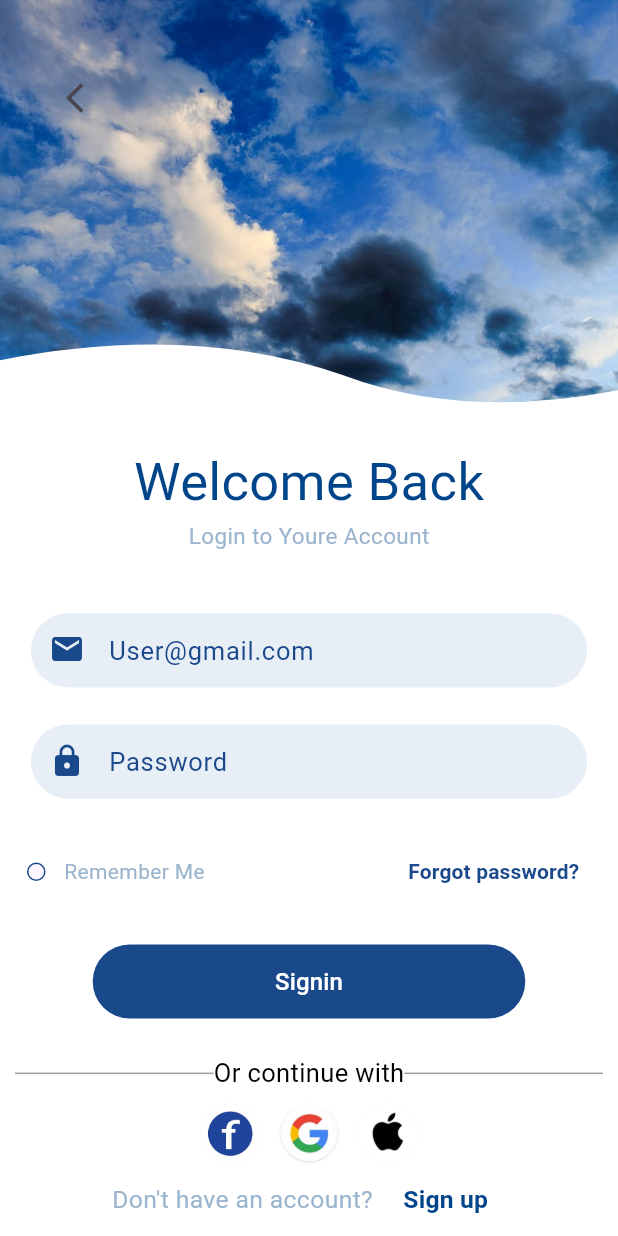
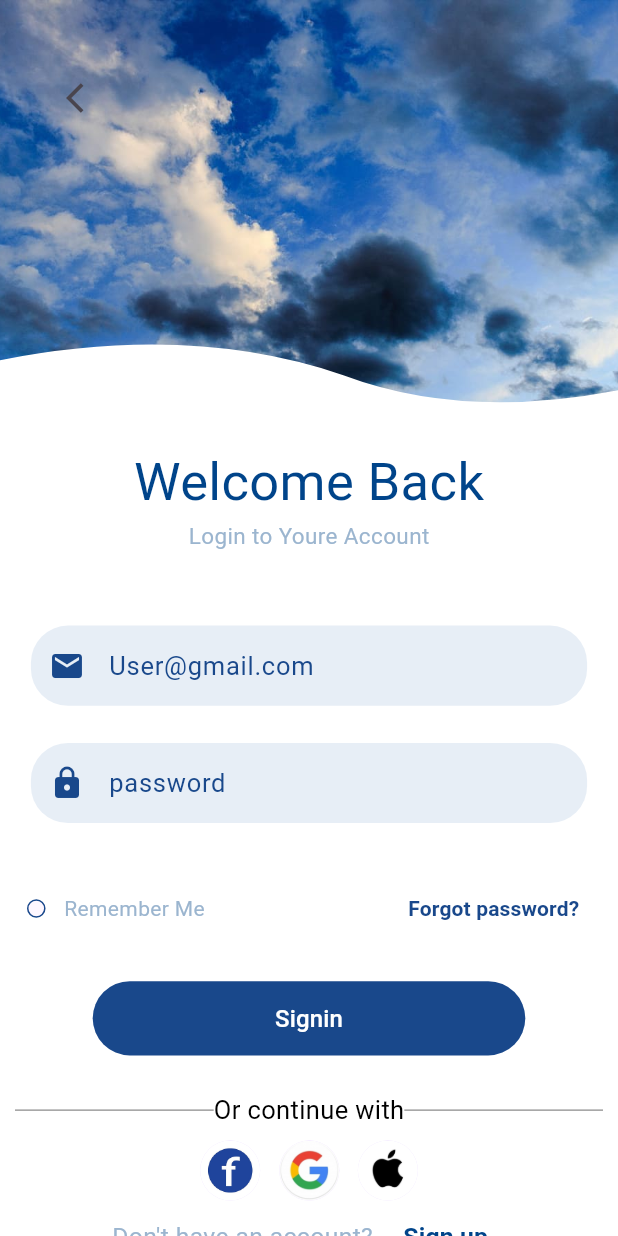
Before and after one commit to Mithiran2002/Basictask, a Flutter app: the SignUpPage screen opened directly, after a tap on "Sign in", on a phone screen of 412 x 824 dp. Run offline on Flutter 3.47's test engine with Material 3 defaults, Android fonts, the phone set to English and light mode, and no system bars; drawn by our look-alikes of roundcheckbox; our stand-ins replace flutter_custom_clippers, gap, sizer.

Commit message:
I worked inputdecoration custom color change and email validate in signin page

```diff
--- a/lib/components/signin_page/signin_page_view.dart
+++ b/lib/components/signin_page/signin_page_view.dart
@@ -1,13 +1,13 @@
+import 'package:gap/gap.dart';
+import 'package:sizer/sizer.dart';
+import 'package:flutter/material.dart';
+import 'package:basic_task/constant.dart';
+import 'package:roundcheckbox/roundcheckbox.dart';
 import 'package:basic_task/components/signin_page/signin_page.dart';
+import 'package:basic_task/components/signup_page/signup_page.dart';
+import 'package:flutter_custom_clippers/flutter_custom_clippers.dart';
 import 'package:basic_task/components/signin_page/signin_page_view_model.dart';
-import 'package:basic_task/components/signup_page/signup_page.dart';
 import 'package:basic_task/components/welcome_page/welcomw_page_view_model.dart';
-import 'package:basic_task/constant.dart';
-import 'package:flutter/material.dart';
-import 'package:flutter_custom_clippers/flutter_custom_clippers.dart';
-import 'package:gap/gap.dart';
-import 'package:roundcheckbox/roundcheckbox.dart';
-import 'package:sizer/sizer.dart';
 
 
 class SigninPageView extends State<SigninPage> {
@@ -68,53 +68,33 @@ class SigninPageView extends State<SigninPage> {
               ),
             Form(
               key: formkey,
-              child: Container(
-                height: 6.h,
-                width: 90.w,
-                decoration: BoxDecoration(
-                color: Color5,
-                borderRadius: BorderRadius.circular(18.sp)
-                ),
+              child: Padding(
+                padding:  EdgeInsets.symmetric(horizontal:15.sp,vertical: 6.sp ),
                 child: TextFormField(
-               validator: (val) => val!.isEmpty || !val.contains("@")
+                  validator: (val) => val!.isEmpty || !val.contains("@")
               ? "enter a valid email"
               : null,
-                  decoration:const InputDecoration(
-
-                    contentPadding: EdgeInsets.only(left: 60,top: 12),
-                    hintText: "User@gmail.com",
-                    hintStyle: TextStyle(color:Color6 ,fontSize: 17),
-                    border: InputBorder.none,
-                    prefixIcon: Icon(Icons.mail,color: Color6,)
+                  decoration:customDecor(
+                    text: "User@gmail.com",
+                    preFixIcon: Icon(Icons.mail,color: Color6,)
                   ),
-
 
                 ),
               ),
             ),
             Gap(
-              3.h,
+              1.h,
             ),
-             Container(
-              height: 6.h,
-              width:90.w,
-              decoration: BoxDecoration(
-              color: Color5,
-              borderRadius: BorderRadius.circular(18.sp)
+              Padding(
+                padding:  EdgeInsets.symmetric(horizontal:15.sp,vertical: 6.sp ),
+                child: TextFormField(
+                 decoration:customDecor(
+                  text: "password",
+                 ),
+                 obscureText: true,
+                 obscuringCharacter: '●',style: TextStyle(color: Color6),
+               ),
               ),
-              child:const TextField(
-                decoration: InputDecoration(
-                  contentPadding: EdgeInsets.only(left: 60,top: 12),
-                  hintText: "Password",
-                  hintStyle: TextStyle(color:Color6 ,fontSize: 17),
-                  border: InputBorder.none,
-                  prefixIcon: Icon(Icons.lock,color: Color6,)
-                ),
-                obscureText: true,
-                obscuringCharacter: '●',style: TextStyle(color: Color6),
-
-              ),
-            ),
             Gap(
               3.h,
             ),
--- a/lib/components/signup_page/signup_page_view.dart
+++ b/lib/components/signup_page/signup_page_view.dart
@@ -51,12 +51,13 @@ class SignUpPageView extends State<SignUpPage> {
               child: const Text(
                 "Register",
                 style: TextStyle(
-                    fontSize: 32, color: Color6, fontWeight: FontWeight.w300),
+                    fontSize: 32, color: Color6, fontWeight: FontWeight.w500),
               ),
             ),
             Container(
               alignment: Alignment.center,
-              child: const Text(
+              child:  Text(
+
                 "Create your'e new account",
                 style: TextStyle(fontSize: 18, color: color4),
               ),
@@ -64,17 +65,25 @@ class SignUpPageView extends State<SignUpPage> {
             Gap(
               10.h,
             ),
-            TextField(decoration: customDecor(
-              text: 'Full Name',
-              preFixIcon: Icon(Icons.person,size:3.h,color: Color6,)
-            )),
+            Padding(
+              padding:  EdgeInsets.symmetric(horizontal: 10.sp),
+              child: TextField(decoration: customDecor(
+                text: 'Full Name',
+                preFixIcon: Icon(Icons.person,size:3.h,color: Color6,),
+                contendpadding: EdgeInsets.symmetric(horizontal: 2.sp, vertical: 10.sp),
+              )),
+            ),
             Gap(
               3.h,
             ),
-            TextField(decoration: customDecor(
-                   text: 'User@gmail.com',
-                  preFixIcon:  Icon(Icons.mail,size:3.h,color: Color6,)
-            )),
+            Padding(
+              padding:  EdgeInsets.symmetric(horizontal:10.sp),
+              child: TextField(decoration: customDecor(
+                     text: 'User@gmail.com',
+                    preFixIcon:  Icon(Icons.mail,size:3.h,color: Color6,),
+                    contendpadding: EdgeInsets.symmetric(horizontal: 2.sp, vertical: 10.sp),
+              )),
+            ),
             Gap(
               3.h,
             ),
@@ -84,7 +93,7 @@ class SignUpPageView extends State<SignUpPage> {
                 decoration: customDecor(
                 text: 'Create Password',
                 preFixIcon: Icon(Icons.lock,color: Color6,size: 3.h,),
-                color: Color6),
+                color: Color5),
                 obscureText: true,
                 obscuringCharacter: '●',
                 style: TextStyle(color: Color6),
@@ -172,7 +181,7 @@ class SignUpPageView extends State<SignUpPage> {
               ],
             ),
             Gap(
-              2.h,
+              1.h,
             ),
             Row(
               mainAxisAlignment: MainAxisAlignment.center,
--- a/lib/constant.dart
+++ b/lib/constant.dart
@@ -12,28 +12,33 @@ const Color6 = Color(0xFF19488b);
 
 //TextFormField Decoration
 InputDecoration? customDecoration = InputDecoration(
-    fillColor:Color5,
-    contentPadding: EdgeInsets.symmetric(horizontal: 25.sp, vertical: 12.sp),
+  fillColor: Color5,
+  filled: true,
+    focusColor: Color6,
+    contentPadding: EdgeInsets.symmetric(horizontal: 2.sp, vertical: 10.sp),
     hintText: " Create password",
     hintStyle: TextStyle(color: Color6, fontSize: 17),
-    errorBorder: OutlineInputBorder(),
+    errorBorder: OutlineInputBorder(
+      borderRadius: BorderRadius.all(Radius.circular(18.sp)),
+      borderSide:BorderSide(color: Colors.red,),
+    ),
     focusedBorder: OutlineInputBorder(
-        borderSide: BorderSide(color: color4, width: 2),
+        borderSide: BorderSide(color:color4, width: 2),
         borderRadius: BorderRadius.all(
-          Radius.circular(30.sp),
+          Radius.circular(20.sp),
         )),
     enabledBorder: OutlineInputBorder(
         borderSide: BorderSide.none,
-        borderRadius: BorderRadius.all(Radius.circular(10.sp))),
+        borderRadius: BorderRadius.all(Radius.circular(18.sp))),
     border: OutlineInputBorder(
         borderSide: BorderSide.none,
-        borderRadius: BorderRadius.all(Radius.circular(10.sp))),
+        borderRadius: BorderRadius.all(Radius.circular(18.sp))),
     prefixIcon: Icon(
       Icons.lock,
       color: Color6,
     ));
 
-InputDecoration customDecor({String? text , Icon? preFixIcon,Color? color}) {
+InputDecoration customDecor({String? text , Icon? preFixIcon,Color? color, contendpadding}) {
   return customDecoration!
-      .copyWith(hintText: text, prefixIcon:preFixIcon,fillColor: Color6 );
+      .copyWith(hintText: text, prefixIcon:preFixIcon,fillColor: Color5,contentPadding:contendpadding );
 }
```
